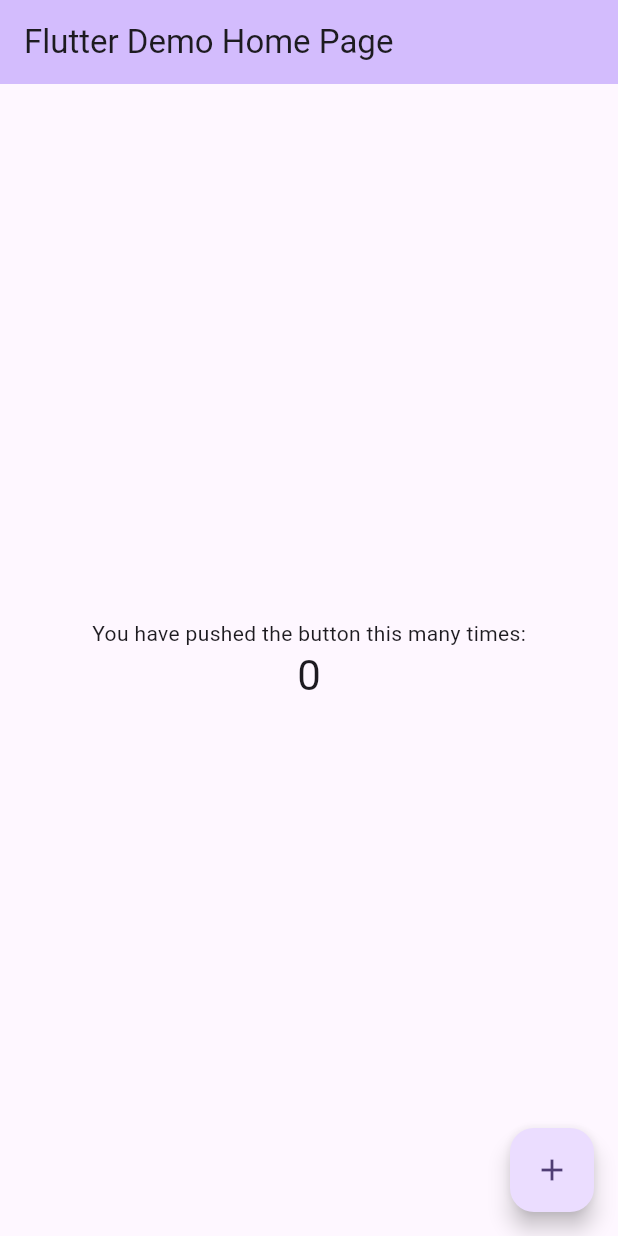
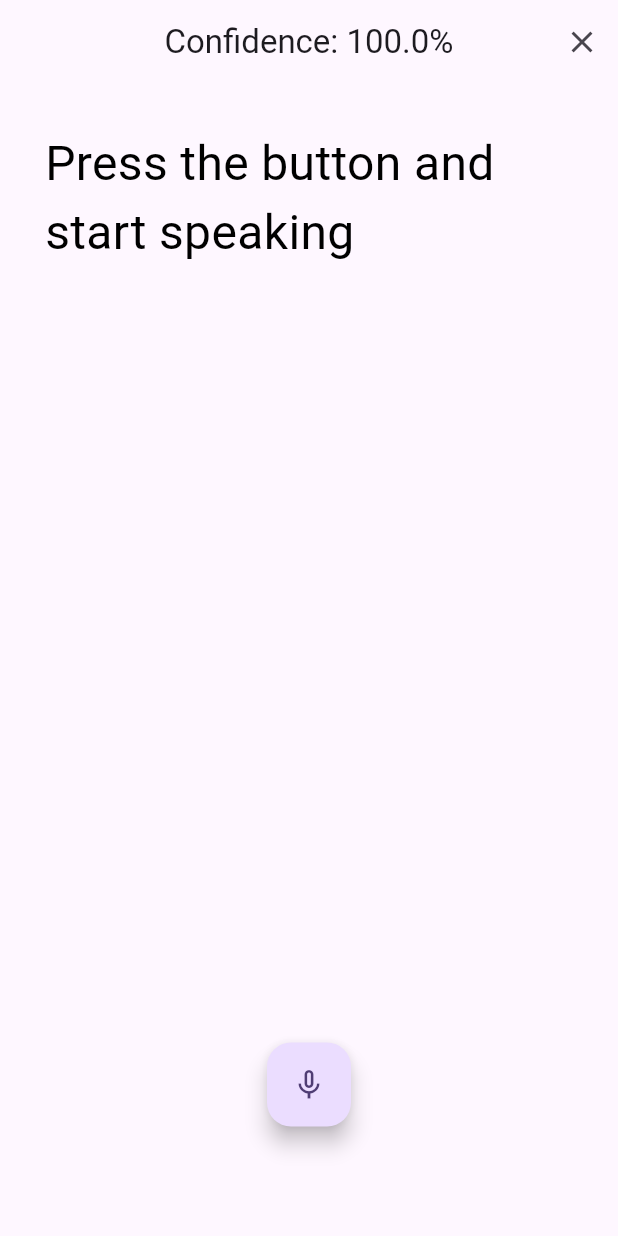
Before and after one commit to Jungwon423/jungwon, a Flutter app: the screen it shows after launch, on a phone screen of 412 x 824 dp. Run offline on Flutter 3.47's test engine with Material 2 defaults, Android fonts, the phone set to English and light mode, and no system bars; drawn by our look-alikes of avatar_glow, grouped_list; our stand-ins replace speech_to_text; missing offline and left inert: highlight_text.

Commit message:
기본 프로젝트 생성

```diff
--- /dev/null
+++ b/lib/ChatPage/chat_page.dart
@@ -0,0 +1,138 @@
+import 'dart:convert';
+
+import 'package:avatar_glow/avatar_glow.dart';
+import 'package:flutter/material.dart';
+import 'package:highlight_text/highlight_text.dart';
+import 'package:jungwon/ChatPage/widgets/messages.dart';
+import 'package:speech_to_text/speech_to_text.dart' as stt;
+import 'package:http/http.dart' as http;
+
+import '../models/chat.dart';
+
+class ChatPage extends StatefulWidget {
+  const ChatPage({super.key});
+
+  @override
+  State<ChatPage> createState() => _ChatPageState();
+}
+
+class _ChatPageState extends State<ChatPage> {
+  late stt.SpeechToText _speech;
+  bool _isListening = false;
+  String _text = 'Press the button and start speaking';
+  double _confidence = 1.0;
+  bool available = false;
+  List<Chat> chatList = [];
+
+  @override
+  void initState() {
+    super.initState();
+    _speech = stt.SpeechToText();
+    _initSpeech();
+  }
+
+  /// This has to happen only once per app
+  void _initSpeech() async {
+    available = await _speech.initialize(
+      onStatus: (val) => {
+        if (val == 'done')
+          {
+            setState(() {
+              _isListening = false;
+                chatList.add(Chat(DateTime.now(), _text, 'me'));
+            }),
+            getAnswer(_text)
+          }
+        else
+          print('onStatus: $val')
+      },
+      onError: (val) => print('onError: $val'),
+    );
+    setState(() {});
+  }
+
+  void getAnswer(String input) async {
+    String uri = 'http://10.0.2.2:5000/chat/askGPT';
+    http.Response response = await http.post(Uri.parse(uri),
+        headers: <String, String>{'Content-Type': "application/json"},
+        body: jsonEncode(<String, String>{'text': input}));
+    String responseBody = utf8.decode(response.bodyBytes);
+    Map<String, dynamic> responseMap = json.decode(responseBody);
+    chatList.add(Chat(DateTime.now(), responseMap['result'], 'GPT'));
+    setState(() {
+    });
+  }
+
+  @override
+  Widget build(BuildContext context) {
+    return Scaffold(
+      appBar: AppBar(
+        title: Text('Confidence: ${(_confidence * 100.0).toStringAsFixed(1)}%'),
+        centerTitle: true,
+        actions: <Widget>[
+          IconButton(
+            icon: const Icon(Icons.clear),
+            onPressed: () {
+              setState(() {
+                _isListening = false;
+                _text = 'Press the button and start speaking';
+              });
+            },
+          )
+        ],
+      ),
+      floatingActionButtonLocation: FloatingActionButtonLocation.centerFloat,
+      floatingActionButton: AvatarGlow(
+        animate: _isListening,
+        glowColor: Theme.of(context).primaryColor,
+        endRadius: 85.0,
+        duration: const Duration(milliseconds: 2000),
+        repeatPauseDuration: const Duration(milliseconds: 100),
+        repeat: true,
+        child: FloatingActionButton(
+          onPressed: _listen,
+          child: Icon(
+            _isListening ? Icons.mic : Icons.mic_none,
+          ),
+        ),
+      ),
+      body: Container(
+        padding: const EdgeInsets.fromLTRB(30.0, 30.0, 30.0, 150.0),
+        child: Column(children: [
+          Text(
+            _text,
+            style: const TextStyle(
+              fontSize: 32.0,
+              color: Colors.black,
+              fontWeight: FontWeight.w400,
+            ),
+          ),
+          Expanded(
+            child: Messages(
+              chatList: chatList,
+            ),
+          ),
+        ]),
+      ),
+    );
+  }
+
+  void _listen() async {
+    if (!_isListening) {
+      if (available) {
+        setState(() => _isListening = true);
+        _speech.listen(
+          onResult: (val) => setState(() {
+            _text = val.recognizedWords;
+            if (val.hasConfidenceRating && val.confidence > 0) {
+              _confidence = val.confidence;
+            }
+          }),
+        );
+      }
+    } else {
+      setState(() => _isListening = false);
+      _speech.stop();
+    }
+  }
+}
--- /dev/null
+++ b/lib/ChatPage/widgets/messages.dart
@@ -0,0 +1,70 @@
+import 'package:flutter/material.dart';
+import 'package:grouped_list/grouped_list.dart';
+
+import '../../models/chat.dart';
+import 'chat_bubble.dart';
+
+class Messages extends StatelessWidget {
+  List<Chat> chatList;
+
+  Messages({Key? key, required this.chatList}) : super(key: key);
+
+  @override
+  Widget build(BuildContext context) {
+    return GroupedListView<Chat, DateTime>(
+      itemComparator: (chat1, chat2) =>
+          chat1.dateTime.compareTo(chat2.dateTime),
+      order: GroupedListOrder.DESC,
+      reverse: true,
+      elements: chatList,
+      groupBy: (Chat chat) =>
+          DateTime(chat.dateTime.year, chat.dateTime.month, chat.dateTime.day),
+      groupHeaderBuilder: (Chat chat) => Padding(
+        padding: const EdgeInsets.only(top: 10, bottom: 10),
+        child: Align(
+          child: Container(
+            width: 145,
+            height: 22,
+            decoration: BoxDecoration(
+              color: Colors.grey[400],
+              borderRadius: const BorderRadius.all(Radius.circular(10.0)),
+            ),
+            child: Center(
+                child: Text(
+              "${chat.dateTime.year}년 ${chat.dateTime.month}월 ${chat.dateTime.day}일 (${intToWeekday(chat.dateTime.weekday)})",
+            )),
+          ),
+        ),
+      ),
+      indexedItemBuilder: (context, Chat chat, index) {
+        return ChatBubble(chat.chat, chat.sender == 'me', chat.dateTime.hour,
+            chat.dateTime.minute);
+      },
+    );
+  }
+}
+
+String intToWeekday(int num) {
+  if (num == 1) {
+    return "월";
+  }
+  if (num == 2) {
+    return "화";
+  }
+  if (num == 3) {
+    return "수";
+  }
+  if (num == 4) {
+    return "목";
+  }
+  if (num == 5) {
+    return "금";
+  }
+  if (num == 6) {
+    return "토";
+  }
+  if (num == 7) {
+    return "일";
+  }
+  return "오류";
+}
--- a/lib/main.dart
+++ b/lib/main.dart
@@ -1,4 +1,6 @@
 import 'package:flutter/material.dart';
+
+import 'ChatPage/chat_page.dart';
 
 void main() {
   runApp(const MyApp());
@@ -13,114 +15,10 @@ class MyApp extends StatelessWidget {
     return MaterialApp(
       title: 'Flutter Demo',
       theme: ThemeData(
-        // This is the theme of your application.
-        //
-        // TRY THIS: Try running your application with "flutter run". You'll see
-        // the application has a blue toolbar. Then, without quitting the app,
-        // try changing the seedColor in the colorScheme below to Colors.green
-        // and then invoke "hot reload" (save your changes or press the "hot
-        // reload" button in a Flutter-supported IDE, or press "r" if you used
-        // the command line to start the app).
-        //
-        // Notice that the counter didn't reset back to zero; the application
-        // state is not lost during the reload. To reset the state, use hot
-        // restart instead.
-        //
-        // This works for code too, not just values: Most code changes can be
-        // tested with just a hot reload.
         colorScheme: ColorScheme.fromSeed(seedColor: Colors.deepPurple),
         useMaterial3: true,
       ),
-      home: const MyHomePage(title: 'Flutter Demo Home Page'),
+      home: const ChatPage()
     );
   }
 }
-
-class MyHomePage extends StatefulWidget {
-  const MyHomePage({super.key, required this.title});
-
-  // This widget is the home page of your application. It is stateful, meaning
-  // that it has a State object (defined below) that contains fields that affect
-  // how it looks.
-
-  // This class is the configuration for the state. It holds the values (in this
-  // case the title) provided by the parent (in this case the App widget) and
-  // used by the build method of the State. Fields in a Widget subclass are
-  // always marked "final".
-
-  final String title;
-
-  @override
-
-  State<MyHomePage> createState() => _MyHomePageState();
-}
-
-class _MyHomePageState extends State<MyHomePage> {
-  int _counter = 0;
-
-  void _incrementCounter() {
-    setState(() {
-      // This call to setState tells the Flutter framework that something has
-      // changed in this State, which causes it to rerun the build method below
-      // so that the display can reflect the updated values. If we changed
-      // _counter without calling setState(), then the build method would not be
-      // called again, and so nothing would appear to happen.
-      _counter++;
-    });
-  }
-
-  @override
-  Widget build(BuildContext context) {
-    // This method is rerun every time setState is called, for instance as done
-    // by the _incrementCounter method above.
-    //
-    // The Flutter framework has been optimized to make rerunning build methods
-    // fast, so that you can just rebuild anything that needs updating rather
-    // than having to individually change instances of widgets.
-    return Scaffold(
-      appBar: AppBar(
-        // TRY THIS: Try changing the color here to a specific color (to
-        // Colors.amber, perhaps?) and trigger a hot reload to see the AppBar
-        // change color while the other colors stay the same.
-        backgroundColor: Theme.of(context).colorScheme.inversePrimary,
-        // Here we take the value from the MyHomePage object that was created by
-        // the App.build method, and use it to set our appbar title.
-        title: Text(widget.title),
-      ),
-      body: Center(
-        // Center is a layout widget. It takes a single child and positions it
-        // in the middle of the parent.
-        child: Column(
-          // Column is also a layout widget. It takes a list of children and
-          // arranges them vertically. By default, it sizes itself to fit its
-          // children horizontally, and tries to be as tall as its parent.
-          //
-          // Column has various properties to control how it sizes itself and
-          // how it positions its children. Here we use mainAxisAlignment to
-          // center the children vertically; the main axis here is the vertical
-          // axis because Columns are vertical (the cross axis would be
-          // horizontal).
-          //
-          // TRY THIS: Invoke "debug painting" (choose the "Toggle Debug Paint"
-          // action in the IDE, or press "p" in the console), to see the
-          // wireframe for each widget.
-          mainAxisAlignment: MainAxisAlignment.center,
-          children: <Widget>[
-            const Text(
-              'You have pushed the button this many times:',
-            ),
-            Text(
-              '$_counter',
-              style: Theme.of(context).textTheme.headlineMedium,
-            ),
-          ],
-        ),
-      ),
-      floatingActionButton: FloatingActionButton(
-        onPressed: _incrementCounter,
-        tooltip: 'Increment',
-        child: const Icon(Icons.add),
-      ), // This trailing comma makes auto-formatting nicer for build methods.
-    );
-  }
-}
--- /dev/null
+++ b/lib/models/chat.dart
@@ -0,0 +1,7 @@
+class Chat {
+  DateTime dateTime;
+  String chat;
+  String sender;
+
+  Chat(this.dateTime, this.chat, this.sender);
+}
```
Also changed, not shown: lib/ChatPage/widgets/chat_bubble.dart (added, +76 -0 lines), pubspec.yaml (+8 -68 lines), pubspec.lock, 4 other files.
